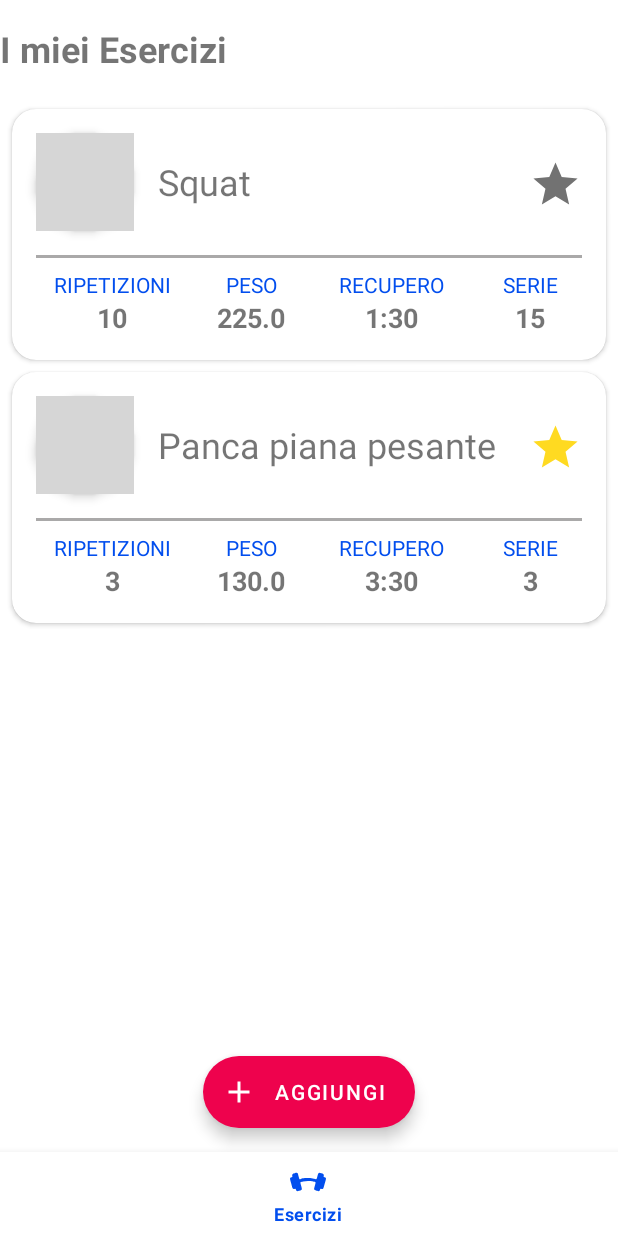
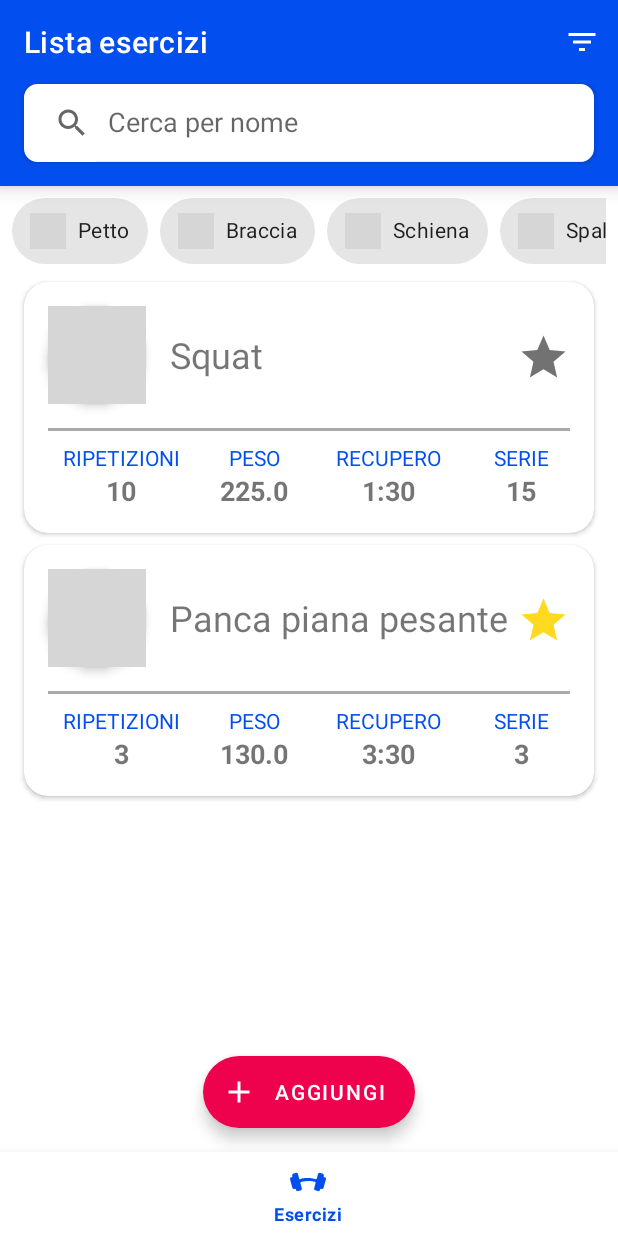
Before and after one commit to rberto4/fitnessapp_ingsw, an Android app: the screen it shows after launch (MainActivity), on a phone screen of 412 x 824 dp. Run offline under Robolectric (Android 15) with nearby library versions, the phone set to English and light mode, and no system bars; grey boxes are pictures that could not be loaded.

Commit message:
Implementazione ricerca per nome in esercizi

```diff
--- a/app/src/main/java/com/ingsw/fitnessapp/classi/EserciziAdapter.java
+++ b/app/src/main/java/com/ingsw/fitnessapp/classi/EserciziAdapter.java
@@ -28,13 +28,22 @@ public class EserciziAdapter extends RecyclerView.Adapter<EserciziViewHolder> {
 
     private ArrayList<EsercizioPesistica> list_pesistica;
     private ArrayList<EsercizioCardio> list_cardio;
+    private ArrayList<Esercizio> list_merged;
 
     public EserciziAdapter(Context context, ArrayList<EsercizioPesistica> list_pesistica, ArrayList<EsercizioCardio> list_cardio) {
+
         this.context = context;
         this.list_pesistica = list_pesistica;
         this.list_cardio = list_cardio;
+        list_merged = new ArrayList<>();
+        list_merged.addAll(list_pesistica);
+        list_merged.addAll(list_cardio);
 
+    }
 
+    public void impostaListaFiltrata(ArrayList<EsercizioPesistica> list){
+        this.list_pesistica = list;
+        notifyDataSetChanged();
     }
 
     @NonNull
--- a/app/src/main/java/com/ingsw/fitnessapp/fragments/FragmentEsercizi.java
+++ b/app/src/main/java/com/ingsw/fitnessapp/fragments/FragmentEsercizi.java
@@ -2,14 +2,20 @@ package com.ingsw.fitnessapp.fragments;
 
 import android.os.Bundle;
 
+import androidx.annotation.NonNull;
+import androidx.appcompat.widget.SearchView;
 import androidx.fragment.app.Fragment;
 import androidx.recyclerview.widget.LinearLayoutManager;
 import androidx.recyclerview.widget.RecyclerView;
 
+import android.util.Log;
 import android.view.LayoutInflater;
 import android.view.View;
 import android.view.ViewGroup;
+import android.widget.Toast;
 
+import com.google.android.material.appbar.MaterialToolbar;
+import com.google.android.material.chip.ChipGroup;
 import com.ingsw.fitnessapp.R;
 import com.ingsw.fitnessapp.classi.EserciziAdapter;
 import com.ingsw.fitnessapp.classi.GruppiMuscolari;
@@ -18,22 +24,50 @@ import com.ingsw.fitnessapp.oggetti.EsercizioPesistica;
 
 import java.util.ArrayList;
 import java.util.Calendar;
+import java.util.List;
+import java.util.Locale;
 
 
 public class FragmentEsercizi extends Fragment {
 
 
     RecyclerView recyclerView;
+    SearchView searchView;
+    MaterialToolbar toolbar;
+    ArrayList<EsercizioPesistica> list_pesistica;
+    EserciziAdapter adapter;
+    ChipGroup gruppo_chips;
 
     @Override
     public View onCreateView(LayoutInflater inflater, ViewGroup container,
                              Bundle savedInstanceState) {
         View v = inflater.inflate(R.layout.fragment_esercizi, container, false);
 
+
+        toolbar = v.findViewById(R.id.id_esercizi_toolbar);
+        gruppo_chips = v.findViewById(R.id.id_esercizi_chipgroup);
+
+
         recyclerView = v.findViewById(R.id.id_rv_esercizi);
+        searchView = v.findViewById(R.id.id_searchview_esercizi);
+
+        searchView.clearFocus();
+
+        searchView.setOnQueryTextListener(new SearchView.OnQueryTextListener() {
+            @Override
+            public boolean onQueryTextSubmit(String query) {
+                return false;
+            }
+
+            @Override
+            public boolean onQueryTextChange(String newText) {
+                filtraListaPerNome(newText);
+                return false;
+            }
+        });
         recyclerView.setLayoutManager(new LinearLayoutManager(v.getContext()));
 
-        ArrayList<EsercizioPesistica> list_pesistica = new ArrayList<>();
+        list_pesistica = new ArrayList<>();
         ArrayList<EsercizioCardio> list_cardio = new ArrayList<>();
 
         Calendar rec = Calendar.getInstance();
@@ -53,10 +87,52 @@ public class FragmentEsercizi extends Fragment {
         es1.setFavorite(true);
         list_pesistica.add(es1);
 
-        EserciziAdapter adapter = new EserciziAdapter(v.getContext(),list_pesistica,list_cardio);
+        adapter = new EserciziAdapter(v.getContext(),list_pesistica,list_cardio);
         recyclerView.setAdapter(adapter);
 
 
         return v;
     }
+
+    private void filtraListaPerNome(String newText) {
+        ArrayList<EsercizioPesistica> lista_filtrata = new ArrayList<>();
+        for (EsercizioPesistica esercizioPesistica : list_pesistica){
+            if (esercizioPesistica.getNome().toLowerCase(Locale.ROOT).contains(newText.toLowerCase(Locale.ROOT))){
+                lista_filtrata.add(esercizioPesistica);
+            }
+        }
+        if(!lista_filtrata.isEmpty()){
+            adapter.impostaListaFiltrata(lista_filtrata);
+        }
+    }
+
+    private void filtraListaPerTipo(List<Integer> checkedIds) {
+        ArrayList<EsercizioPesistica> lista_filtrata = new ArrayList<>();
+        for (Integer integer: checkedIds){
+            /*
+            switch (integer){
+                case(){
+
+                }break;
+                case(){
+
+                }break;
+                case(){
+
+                }break;
+                case(){
+
+                }break;
+                case(){
+
+                }break;
+                case(){
+
+                }break;
+            }
+            *
+             */
+        }
+    }
+
 }
--- /dev/null
+++ b/app/src/main/res/drawable/background_searchbar.xml
@@ -0,0 +1,14 @@
+<?xml version="1.0" encoding="utf-8"?>
+<shape xmlns:android="http://schemas.android.com/apk/res/android">
+
+    <corners
+        android:radius="8dp"
+        ></corners>
+    <stroke
+        android:width="2dp"
+        android:color="@color/white"
+        ></stroke>
+    <solid
+        android:color="@color/white"
+        ></solid>
+</shape>
--- /dev/null
+++ b/app/src/main/res/drawable/ic_icona_filtra.xml
@@ -0,0 +1,5 @@
+<vector android:height="24dp" android:tint="#FFFFFF"
+    android:viewportHeight="24" android:viewportWidth="24"
+    android:width="24dp" xmlns:android="http://schemas.android.com/apk/res/android">
+    <path android:fillColor="@android:color/white" android:pathData="M10,18h4v-2h-4v2zM3,6v2h18L21,6L3,6zM6,13h12v-2L6,11v2z"/>
+</vector>
--- a/app/src/main/res/layout/card_esercizio.xml
+++ b/app/src/main/res/layout/card_esercizio.xml
@@ -5,8 +5,8 @@
     android:layout_width="match_parent"
     app:cardCornerRadius="16dp"
     android:elevation="8dp"
-    android:layout_marginStart="8dp"
-    android:layout_marginEnd="8dp"
+    android:layout_marginStart="16dp"
+    android:layout_marginEnd="16dp"
     android:layout_marginBottom="4dp"
     android:layout_marginTop="4dp"
     xmlns:app="http://schemas.android.com/apk/res-auto">
--- a/app/src/main/res/layout/fragment_esercizi.xml
+++ b/app/src/main/res/layout/fragment_esercizi.xml
@@ -3,6 +3,7 @@
     xmlns:tools="http://schemas.android.com/tools"
     android:layout_width="match_parent"
     android:layout_height="match_parent"
+    xmlns:app="http://schemas.android.com/apk/res-auto"
     tools:context=".fragments.FragmentEsercizi">
 
     <!-- TODO: Update blank fragment layout -->
@@ -12,24 +13,119 @@
         android:layout_height="wrap_content"
         android:orientation="vertical"
         >
-    <TextView
+
+        <LinearLayout
             android:layout_width="match_parent"
-        android:layout_height="match_parent"
-        android:text="I miei Esercizi"
-        android:textStyle="bold"
-        android:textSize="24dp"
-        android:layout_marginTop="16dp"
+            android:layout_height="wrap_content"
+            android:orientation="vertical"
+            android:elevation="8dp"
+            android:background="@color/azzurro_500"
+            >
+        <com.google.android.material.appbar.MaterialToolbar
+            android:layout_width="match_parent"
+            android:layout_height="wrap_content"
+            app:title="Lista esercizi"
+            app:titleTextColor="@android:color/white"
+            android:id="@+id/id_esercizi_toolbar"
+            android:background="@color/azzurro_500"
+            app:menu="@menu/menu_filtri_esercizi"
+            >
+
+        </com.google.android.material.appbar.MaterialToolbar>
+        <androidx.appcompat.widget.SearchView
+                android:layout_width="match_parent"
+                android:layout_height="52dp"
+                app:queryHint="Cerca per nome"
+                app:showDividers="none"
+                android:layout_marginEnd="16dp"
+                android:layout_marginStart="16dp"
                 android:layout_marginBottom="16dp"
+                android:clickable="true"
+            android:keepScreenOn="false"
+                android:elevation="2dp"
+                app:submitBackground="@color/white"
+                android:background="@drawable/background_searchbar"
+            style="@style/Widget.AppCompat.SearchView"
+                app:iconifiedByDefault="false"
+                android:id="@+id/id_searchview_esercizi"/>
 
-        />
+        </LinearLayout>
 
+        <HorizontalScrollView
+            android:layout_width="match_parent"
+            android:layout_height="wrap_content"
+            android:scrollbars="none"
+            android:layout_marginLeft="8dp"
+            android:layout_marginRight="8dp"
+            >
+
+            <com.google.android.material.chip.ChipGroup
+                android:id="@+id/id_esercizi_chipgroup"
+                android:layout_width="match_parent"
+                android:layout_height="wrap_content"
+                app:singleLine="true"
+                >
+
+                <com.google.android.material.chip.Chip
+                    android:id="@+id/id_esercizi_chip_petto"
+                    style="@style/Widget.MaterialComponents.Chip.Choice"
+                    android:layout_width="wrap_content"
+                    android:layout_height="60dp"
+                    android:text="Petto"
+
+                    app:chipIcon="@drawable/muscle"
+                    app:chipIconVisible="true"
+                    app:iconStartPadding="8dp" />
+
+                <com.google.android.material.chip.Chip
+                    android:id="@+id/id_esercizi_chip_braccia"
+                    style="@style/Widget.MaterialComponents.Chip.Choice"
+                    android:layout_width="wrap_content"
+                    android:layout_height="60dp"
+                    android:text="Braccia"
+                    app:chipIcon="@drawable/arm_muscle"
+                    app:chipIconVisible="true"
+                    app:iconStartPadding="8dp" />
+
+                <com.google.android.material.chip.Chip
+                    android:id="@+id/id_esercizi_chip_schiena"
+                    style="@style/Widget.MaterialComponents.Chip.Choice"
+                    android:layout_width="wrap_content"
+                    android:layout_height="60dp"
+                    android:text="Schiena"
+                    app:chipIcon="@drawable/back"
+                    app:chipIconVisible="true"
+                    app:iconStartPadding="8dp" />
+
+                <com.google.android.material.chip.Chip
+                    android:id="@+id/id_esercizi_chip_spalle"
+                    style="@style/Widget.MaterialComponents.Chip.Choice"
+                    android:layout_width="wrap_content"
+                    android:layout_height="60dp"
+                    android:text="Spalle"
+                    app:chipIcon="@drawable/muscle"
+                    app:chipIconVisible="true"
+                    app:iconStartPadding="8dp" />
+
+                <com.google.android.material.chip.Chip
+                    android:id="@+id/id_esercizi_chip_gambe"
+                    style="@style/Widget.MaterialComponents.Chip.Choice"
+                    android:layout_width="wrap_content"
+                    android:layout_height="60dp"
+                    android:text="Gambe"
+                    app:chipIcon="@drawable/leg"
+                    app:chipIconVisible="true"
+                    app:iconStartPadding="8dp" />
+
+            </com.google.android.material.chip.ChipGroup>
+        </HorizontalScrollView>
             <androidx.recyclerview.widget.RecyclerView
                 android:layout_width="match_parent"
                 android:layout_height="wrap_content"
                 android:id="@+id/id_rv_esercizi"
-        android:layout_marginTop="4dp"
                 >
+            </androidx.recyclerview.widget.RecyclerView>
 
-    </androidx.recyclerview.widget.RecyclerView>
+
     </LinearLayout>
 </FrameLayout>
--- /dev/null
+++ b/app/src/main/res/menu/menu_filtri_esercizi.xml
@@ -0,0 +1,41 @@
+<?xml version="1.0" encoding="utf-8"?>
+<menu xmlns:android="http://schemas.android.com/apk/res/android"
+    xmlns:app="http://schemas.android.com/apk/res-auto"
+    xmlns:tools="http://schemas.android.com/tools"
+    tools:context=".activities.MainActivity">
+
+
+    <item
+        android:id="@+id/id_menu_filtri_esercizi"
+        app:showAsAction="always"
+        android:icon="@drawable/ic_icona_filtra"
+        android:title="">
+
+        <menu>
+            <item
+                android:icon="@drawable/muscle"
+                android:title="Petto"
+                android:id="@+id/id_menu_filtri_petto" />
+            <item
+                android:icon="@drawable/muscle"
+                android:title="Petto"
+                android:id="@+id/id_menu_filtri_addome" />
+            <item
+                android:icon="@drawable/muscle"
+                android:title="Petto"
+                android:id="@+id/id_menu_filtri_braccia" />
+            <item
+                android:icon="@drawable/muscle"
+                android:title="Petto"
+                android:id="@+id/id_menu_filtri_spalle" />
+            <item
+                android:icon="@drawable/muscle"
+                android:title="Petto"
+                android:id="@+id/id_menu_filtri_gambe" />
+            <item
+                android:icon="@drawable/muscle"
+                android:title="Petto"
+                android:id="@+id/id_menu_filtri_schiena" />
+        </menu>
+    </item>
+</menu>
--- a/app/src/main/res/values/strings.xml
+++ b/app/src/main/res/values/strings.xml
@@ -8,5 +8,10 @@
         <item>Cardio</item>
     </string-array>
 
+    <string-array name="udm">
+        <item>Kg</item>
+        <item>Lbs</item>
+    </string-array>
+
 
 </resources>
--- a/app/src/main/res/values/themes.xml
+++ b/app/src/main/res/values/themes.xml
@@ -15,7 +15,5 @@
     </style>
 
 
-    <style name="CustomNumberPickerTheme" >
-        <item name="colorControlNormal">@android:color/transparent</item>
-    </style>
+
 </resources>
```
Also changed, not shown: app/src/main/java/com/ingsw/fitnessapp/activities/NuovoEsercizioActivity.java (+5 -6 lines), app/src/main/res/drawable/gradiente_rosso.xml (added, +8 -0 lines), app/src/main/res/layout/activity_nuovo_eseicizio.xml (+18 -17 lines). Lines whose indentation alone changed are shown as unchanged.
